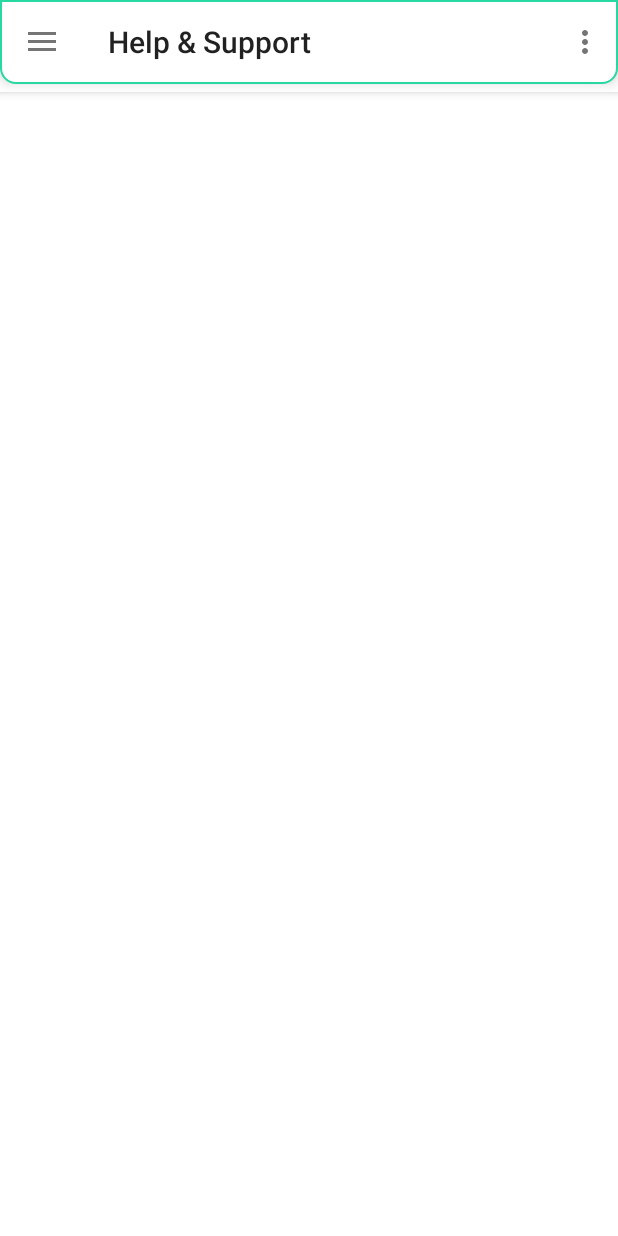
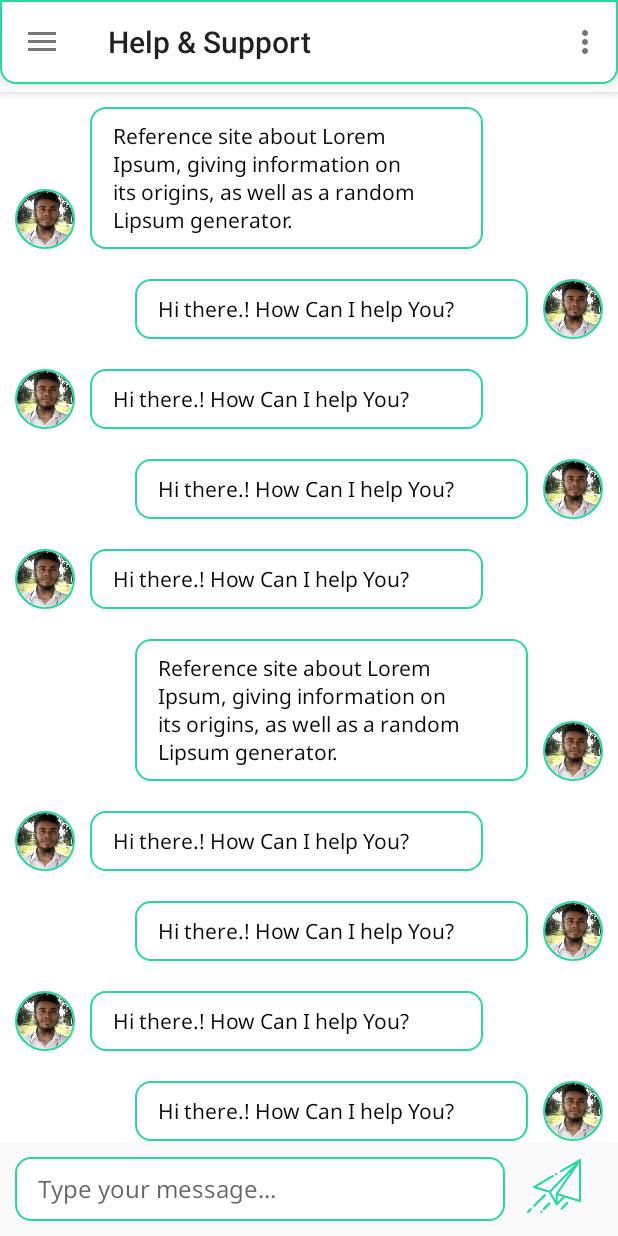
Before and after one commit to Dotapks/Bangladeshi-Restaurant-App, an Android app: the screen it shows after launch (MainActivity), in the side drawer, after a tap on an icon or button, on a phone screen of 412 x 824 dp. Run offline under Robolectric (Android 15) with nearby library versions, the light colour scheme and no system bars; our stand-ins replace CircleImageView, navigation-ui.

Commit message:
fragment_chat included

```diff
--- a/app/src/main/java/com/mahin/bangladeshirestaurantapp/ui/gallery/GalleryFragment.kt
+++ b/app/src/main/java/com/mahin/bangladeshirestaurantapp/ui/gallery/GalleryFragment.kt
@@ -4,9 +4,7 @@ import android.os.Bundle
 import android.view.LayoutInflater
 import android.view.View
 import android.view.ViewGroup
-import android.widget.TextView
 import androidx.fragment.app.Fragment
-import androidx.lifecycle.Observer
 import androidx.lifecycle.ViewModelProviders
 import com.mahin.bangladeshirestaurantapp.R
 
@@ -21,7 +19,7 @@ class GalleryFragment : Fragment() {
     ): View? {
         galleryViewModel =
                 ViewModelProviders.of(this).get(GalleryViewModel::class.java)
-        val root = inflater.inflate(R.layout.fragment_gallery, container, false)
+        val root = inflater.inflate(R.layout.fragment_chat, container, false)
         return root
     }
 }
--- /dev/null
+++ b/app/src/main/res/layout/fragment_chat.xml
@@ -0,0 +1,457 @@
+<?xml version="1.0" encoding="utf-8"?>
+<androidx.constraintlayout.widget.ConstraintLayout
+    xmlns:android="http://schemas.android.com/apk/res/android"
+    xmlns:app="http://schemas.android.com/apk/res-auto"
+    xmlns:tools="http://schemas.android.com/tools"
+    android:layout_width="match_parent"
+    android:layout_height="match_parent">
+
+    <ScrollView
+        android:id="@+id/scrollView2"
+        android:layout_width="match_parent"
+        android:layout_height="match_parent"
+        android:orientation="vertical"
+        android:scrollbarThumbHorizontal="@android:color/transparent"
+        android:scrollbarThumbVertical="@android:color/transparent"
+        app:layout_constraintBottom_toBottomOf="parent"
+        app:layout_constraintEnd_toEndOf="parent"
+        app:layout_constraintStart_toStartOf="parent">
+
+        <LinearLayout
+            android:layout_width="match_parent"
+            android:layout_height="wrap_content"
+            android:orientation="vertical"
+            android:paddingLeft="10dp"
+            android:paddingTop="10dp"
+            android:paddingRight="10dp"
+            android:paddingBottom="100dp">
+
+            <LinearLayout
+                android:layout_width="match_parent"
+                android:layout_height="match_parent"
+                android:layout_marginBottom="20dp"
+                android:gravity="bottom|left"
+                android:orientation="horizontal">
+
+                <de.hdodenhof.circleimageview.CircleImageView
+                    android:layout_width="40dp"
+                    android:layout_height="40dp"
+                    android:layout_marginRight="10dp"
+                    android:src="@drawable/mahin"
+                    app:civ_border_color="@color/colorPrimary"
+                    app:civ_border_width="1dp" />
+
+                <TextView
+                    android:layout_width="0dp"
+                    android:layout_height="wrap_content"
+                    android:layout_marginRight="80dp"
+                    android:layout_weight="1"
+                    android:background="@drawable/shap_card_bg"
+                    android:fontFamily="@font/noto_sans"
+                    android:paddingLeft="15dp"
+                    android:paddingTop="10dp"
+                    android:paddingRight="15dp"
+                    android:paddingBottom="10dp"
+                    android:text="Reference site about Lorem Ipsum, giving information on its origins, as well as a random Lipsum generator."
+                    android:textColor="@color/colorAccent"
+                    android:textSize="14sp" />
+
+            </LinearLayout>
+
+            <LinearLayout
+                android:layout_width="match_parent"
+                android:layout_height="match_parent"
+                android:layout_marginBottom="20dp"
+                android:gravity="bottom|right"
+                android:orientation="horizontal">
+
+                <TextView
+                    android:layout_width="0dp"
+                    android:layout_height="wrap_content"
+                    android:layout_marginLeft="80dp"
+                    android:layout_weight="1"
+                    android:background="@drawable/shap_card_bg"
+                    android:fontFamily="@font/noto_sans"
+                    android:paddingLeft="15dp"
+                    android:paddingTop="10dp"
+                    android:paddingRight="15dp"
+                    android:paddingBottom="10dp"
+                    android:text="Hi there.! How Can I help You?"
+                    android:textColor="@color/colorAccent"
+                    android:textSize="14sp" />
+
+                <de.hdodenhof.circleimageview.CircleImageView
+                    android:layout_width="40dp"
+                    android:layout_height="40dp"
+                    android:layout_marginLeft="10dp"
+                    android:src="@drawable/mahin"
+                    app:civ_border_color="@color/colorPrimary"
+                    app:civ_border_width="1dp" />
+
+            </LinearLayout>
+
+            <LinearLayout
+                android:layout_width="match_parent"
+                android:layout_height="match_parent"
+                android:layout_marginBottom="20dp"
+                android:gravity="bottom|left"
+                android:orientation="horizontal">
+
+                <de.hdodenhof.circleimageview.CircleImageView
+                    android:layout_width="40dp"
+                    android:layout_height="40dp"
+                    android:layout_marginRight="10dp"
+                    android:src="@drawable/mahin"
+                    app:civ_border_color="@color/colorPrimary"
+                    app:civ_border_width="1dp" />
+
+                <TextView
+                    android:id="@+id/textView4"
+                    android:layout_width="0dp"
+                    android:layout_height="wrap_content"
+                    android:layout_marginRight="80dp"
+                    android:layout_weight="1"
+                    android:background="@drawable/shap_card_bg"
+                    android:fontFamily="@font/noto_sans"
+                    android:paddingLeft="15dp"
+                    android:paddingTop="10dp"
+                    android:paddingRight="15dp"
+                    android:paddingBottom="10dp"
+                    android:text="Hi there.! How Can I help You?"
+                    android:textColor="@color/colorAccent"
+                    android:textSize="14sp" />
+
+            </LinearLayout>
+
+            <LinearLayout
+                android:layout_width="match_parent"
+                android:layout_height="match_parent"
+                android:layout_marginBottom="20dp"
+                android:gravity="bottom|right"
+                android:orientation="horizontal">
+
+                <TextView
+                    android:layout_width="0dp"
+                    android:layout_height="wrap_content"
+                    android:layout_marginLeft="80dp"
+                    android:layout_weight="1"
+                    android:background="@drawable/shap_card_bg"
+                    android:fontFamily="@font/noto_sans"
+                    android:paddingLeft="15dp"
+                    android:paddingTop="10dp"
+                    android:paddingRight="15dp"
+                    android:paddingBottom="10dp"
+                    android:text="Hi there.! How Can I help You?"
+                    android:textColor="@color/colorAccent"
+                    android:textSize="14sp" />
+
+                <de.hdodenhof.circleimageview.CircleImageView
+                    android:layout_width="40dp"
+                    android:layout_height="40dp"
+                    android:layout_marginLeft="10dp"
+                    android:src="@drawable/mahin"
+                    app:civ_border_color="@color/colorPrimary"
+                    app:civ_border_width="1dp" />
+
+            </LinearLayout>
+
+            <LinearLayout
+                android:layout_width="match_parent"
+                android:layout_height="match_parent"
+                android:layout_marginBottom="20dp"
+                android:gravity="bottom|left"
+                android:orientation="horizontal">
+
+                <de.hdodenhof.circleimageview.CircleImageView
+                    android:layout_width="40dp"
+                    android:layout_height="40dp"
+                    android:layout_marginRight="10dp"
+                    android:src="@drawable/mahin"
+                    app:civ_border_color="@color/colorPrimary"
+                    app:civ_border_width="1dp" />
+
+                <TextView
+                    android:layout_width="0dp"
+                    android:layout_height="wrap_content"
+                    android:layout_marginRight="80dp"
+                    android:layout_weight="1"
+                    android:background="@drawable/shap_card_bg"
+                    android:fontFamily="@font/noto_sans"
+                    android:paddingLeft="15dp"
+                    android:paddingTop="10dp"
+                    android:paddingRight="15dp"
+                    android:paddingBottom="10dp"
+                    android:text="Hi there.! How Can I help You?"
+                    android:textColor="@color/colorAccent"
+                    android:textSize="14sp" />
+
+            </LinearLayout>
+
+            <LinearLayout
+                android:layout_width="match_parent"
+                android:layout_height="match_parent"
+                android:layout_marginBottom="20dp"
+                android:gravity="bottom|right"
+                android:orientation="horizontal">
+
+                <TextView
+                    android:layout_width="0dp"
+                    android:layout_height="wrap_content"
+                    android:layout_marginLeft="80dp"
+                    android:layout_weight="1"
+                    android:background="@drawable/shap_card_bg"
+                    android:fontFamily="@font/noto_sans"
+                    android:paddingLeft="15dp"
+                    android:paddingTop="10dp"
+                    android:paddingRight="15dp"
+                    android:paddingBottom="10dp"
+                    android:text="Reference site about Lorem Ipsum, giving information on its origins, as well as a random Lipsum generator."
+                    android:textColor="@color/colorAccent"
+                    android:textSize="14sp" />
+
+                <de.hdodenhof.circleimageview.CircleImageView
+                    android:layout_width="40dp"
+                    android:layout_height="40dp"
+                    android:layout_marginLeft="10dp"
+                    android:src="@drawable/mahin"
+                    app:civ_border_color="@color/colorPrimary"
+                    app:civ_border_width="1dp" />
+
+            </LinearLayout>
+
+            <LinearLayout
+                android:layout_width="match_parent"
+                android:layout_height="match_parent"
+                android:layout_marginBottom="20dp"
+                android:gravity="bottom|left"
+                android:orientation="horizontal">
+
+                <de.hdodenhof.circleimageview.CircleImageView
+                    android:layout_width="40dp"
+                    android:layout_height="40dp"
+                    android:layout_marginRight="10dp"
+                    android:src="@drawable/mahin"
+                    app:civ_border_color="@color/colorPrimary"
+                    app:civ_border_width="1dp" />
+
+                <TextView
+                    android:layout_width="0dp"
+                    android:layout_height="wrap_content"
+                    android:layout_marginRight="80dp"
+                    android:layout_weight="1"
+                    android:background="@drawable/shap_card_bg"
+                    android:fontFamily="@font/noto_sans"
+                    android:paddingLeft="15dp"
+                    android:paddingTop="10dp"
+                    android:paddingRight="15dp"
+                    android:paddingBottom="10dp"
+                    android:text="Hi there.! How Can I help You?"
+                    android:textColor="@color/colorAccent"
+                    android:textSize="14sp" />
+
+            </LinearLayout>
+
+            <LinearLayout
+                android:layout_width="match_parent"
+                android:layout_height="match_parent"
+                android:layout_marginBottom="20dp"
+                android:gravity="bottom|right"
+                android:orientation="horizontal">
+
+                <TextView
+                    android:layout_width="0dp"
+                    android:layout_height="wrap_content"
+                    android:layout_marginLeft="80dp"
+                    android:layout_weight="1"
+                    android:background="@drawable/shap_card_bg"
+                    android:fontFamily="@font/noto_sans"
+                    android:paddingLeft="15dp"
+                    android:paddingTop="10dp"
+                    android:paddingRight="15dp"
+                    android:paddingBottom="10dp"
+                    android:text="Hi there.! How Can I help You?"
+                    android:textColor="@color/colorAccent"
+                    android:textSize="14sp" />
+
+                <de.hdodenhof.circleimageview.CircleImageView
+                    android:layout_width="40dp"
+                    android:layout_height="40dp"
+                    android:layout_marginLeft="10dp"
+                    android:src="@drawable/mahin"
+                    app:civ_border_color="@color/colorPrimary"
+                    app:civ_border_width="1dp" />
+
+            </LinearLayout>
+
+            <LinearLayout
+                android:layout_width="match_parent"
+                android:layout_height="match_parent"
+                android:layout_marginBottom="20dp"
+                android:gravity="bottom|left"
+                android:orientation="horizontal">
+
+                <de.hdodenhof.circleimageview.CircleImageView
+                    android:layout_width="40dp"
+                    android:layout_height="40dp"
+                    android:layout_marginRight="10dp"
+                    android:src="@drawable/mahin"
+                    app:civ_border_color="@color/colorPrimary"
+                    app:civ_border_width="1dp" />
+
+                <TextView
+                    android:layout_width="0dp"
+                    android:layout_height="wrap_content"
+                    android:layout_marginRight="80dp"
+                    android:layout_weight="1"
+                    android:background="@drawable/shap_card_bg"
+                    android:fontFamily="@font/noto_sans"
+                    android:paddingLeft="15dp"
+                    android:paddingTop="10dp"
+                    android:paddingRight="15dp"
+                    android:paddingBottom="10dp"
+                    android:text="Hi there.! How Can I help You?"
+                    android:textColor="@color/colorAccent"
+                    android:textSize="14sp" />
+
+            </LinearLayout>
+
+            <LinearLayout
+                android:layout_width="match_parent"
+                android:layout_height="match_parent"
+                android:layout_marginBottom="20dp"
+                android:gravity="bottom|right"
+                android:orientation="horizontal">
+
+                <TextView
+                    android:layout_width="0dp"
+                    android:layout_height="wrap_content"
+                    android:layout_marginLeft="80dp"
+                    android:layout_weight="1"
+                    android:background="@drawable/shap_card_bg"
+                    android:fontFamily="@font/noto_sans"
+                    android:paddingLeft="15dp"
+                    android:paddingTop="10dp"
+                    android:paddingRight="15dp"
+                    android:paddingBottom="10dp"
+                    android:text="Hi there.! How Can I help You?"
+                    android:textColor="@color/colorAccent"
+                    android:textSize="14sp" />
+
+                <de.hdodenhof.circleimageview.CircleImageView
+                    android:layout_width="40dp"
+                    android:layout_height="40dp"
+                    android:layout_marginLeft="10dp"
+                    android:src="@drawable/mahin"
+                    app:civ_border_color="@color/colorPrimary"
+                    app:civ_border_width="1dp" />
+
+            </LinearLayout>
+
+            <LinearLayout
+                android:layout_width="match_parent"
+                android:layout_height="match_parent"
+                android:layout_marginBottom="20dp"
+                android:gravity="bottom|left"
+                android:orientation="horizontal">
+
+                <de.hdodenhof.circleimageview.CircleImageView
+                    android:layout_width="40dp"
+                    android:layout_height="40dp"
+                    android:layout_marginRight="10dp"
+                    android:src="@drawable/mahin"
+                    app:civ_border_color="@color/colorPrimary"
+                    app:civ_border_width="1dp" />
+
+                <TextView
+                    android:layout_width="0dp"
+                    android:layout_height="wrap_content"
+                    android:layout_marginRight="80dp"
+                    android:layout_weight="1"
+                    android:background="@drawable/shap_card_bg"
+                    android:fontFamily="@font/noto_sans"
+                    android:paddingLeft="15dp"
+                    android:paddingTop="10dp"
+                    android:paddingRight="15dp"
+                    android:paddingBottom="10dp"
+                    android:text="Hi there.! How Can I help You?"
+                    android:textColor="@color/colorAccent"
+                    android:textSize="14sp" />
+
+            </LinearLayout>
+
+            <LinearLayout
+                android:layout_width="match_parent"
+                android:layout_height="match_parent"
+                android:layout_marginBottom="20dp"
+                android:gravity="bottom|right"
+                android:orientation="horizontal">
+
+                <TextView
+                    android:layout_width="wrap_content"
+                    android:layout_height="wrap_content"
+                    android:layout_marginLeft="80dp"
+                    android:background="@drawable/shap_card_bg"
+                    android:fontFamily="@font/noto_sans"
+                    android:paddingLeft="15dp"
+                    android:paddingTop="10dp"
+                    android:paddingRight="15dp"
+                    android:paddingBottom="10dp"
+                    android:text="Hi there.! How Can I help You?"
+                    android:textColor="@color/colorAccent"
+                    android:textSize="14sp" />
+
+                <de.hdodenhof.circleimageview.CircleImageView
+                    android:layout_width="40dp"
+                    android:layout_height="40dp"
+                    android:layout_marginLeft="10dp"
+                    android:src="@drawable/mahin" />
+
+            </LinearLayout>
+
+        </LinearLayout>
+    </ScrollView>
+
+    <LinearLayout
+        android:id="@+id/linearLayout4"
+        android:layout_width="match_parent"
+        android:layout_height="wrap_content"
+        android:background="#fafafa"
+        android:orientation="horizontal"
+        android:padding="10dp"
+        app:layout_constraintBottom_toBottomOf="@+id/scrollView2"
+        app:layout_constraintEnd_toEndOf="parent"
+        app:layout_constraintStart_toStartOf="parent">
+
+        <EditText
+            android:id="@+id/editText2"
+            android:layout_width="0dp"
+            android:layout_height="wrap_content"
+            android:layout_weight="5"
+            android:background="@drawable/shap_placeholder"
+            android:ems="10"
+            android:fontFamily="@font/noto_sans"
+            android:hint="Type your message..."
+            android:inputType="textMultiLine"
+            android:maxLines="4"
+            android:paddingLeft="15dp"
+            android:paddingTop="10dp"
+            android:paddingRight="15dp"
+            android:paddingBottom="10dp"
+            android:textColor="@color/colorAccent"
+            android:textSize="16sp" />
+
+        <ImageButton
+            android:id="@+id/imageButton5"
+            android:layout_width="0dp"
+            android:layout_height="wrap_content"
+            android:layout_gravity="bottom"
+            android:layout_weight="1"
+            android:background="@android:color/transparent"
+            android:paddingBottom="5dp"
+            android:src="@drawable/icon_paper_plane" />
+
+    </LinearLayout>
+
+
+
+</androidx.constraintlayout.widget.ConstraintLayout>
--- a/app/src/main/res/layout/fragment_gallery.xml
+++ /dev/null
@@ -1,9 +0,0 @@
-<?xml version="1.0" encoding="utf-8"?>
-<androidx.constraintlayout.widget.ConstraintLayout xmlns:android="http://schemas.android.com/apk/res/android"
-    xmlns:app="http://schemas.android.com/apk/res-auto"
-    xmlns:tools="http://schemas.android.com/tools"
-    android:layout_width="match_parent"
-    android:layout_height="match_parent"
-    tools:context=".ui.gallery.GalleryFragment">
-
-</androidx.constraintlayout.widget.ConstraintLayout>
--- a/app/src/main/res/navigation/mobile_navigation.xml
+++ b/app/src/main/res/navigation/mobile_navigation.xml
@@ -33,7 +33,7 @@
         android:id="@+id/nav_gallery"
         android:name="com.mahin.bangladeshirestaurantapp.ui.gallery.GalleryFragment"
         android:label="@string/help"
-        tools:layout="@layout/fragment_gallery" />
+        tools:layout="@layout/fragment_chat" />
 
     <fragment
         android:id="@+id/nav_slideshow"
```
Also changed, not shown: app/src/main/res/drawable-hdpi/icon_paper_plane.png (added), app/src/main/res/drawable-ldpi/icon_paper_plane.png (added), app/src/main/res/drawable-mdpi/icon_paper_plane.png (added), app/src/main/res/drawable-xhdpi/icon_paper_plane.png (added), app/src/main/res/drawable-xxhdpi/icon_paper_plane.png (added), app/src/main/res/drawable-xxxhdpi/icon_paper_plane.png (added).
